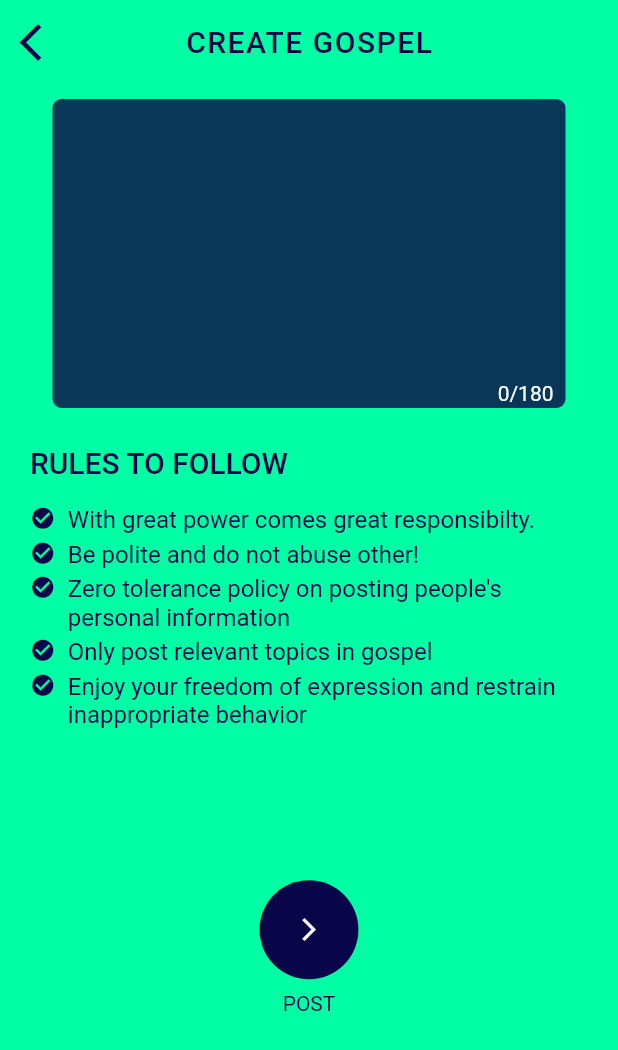
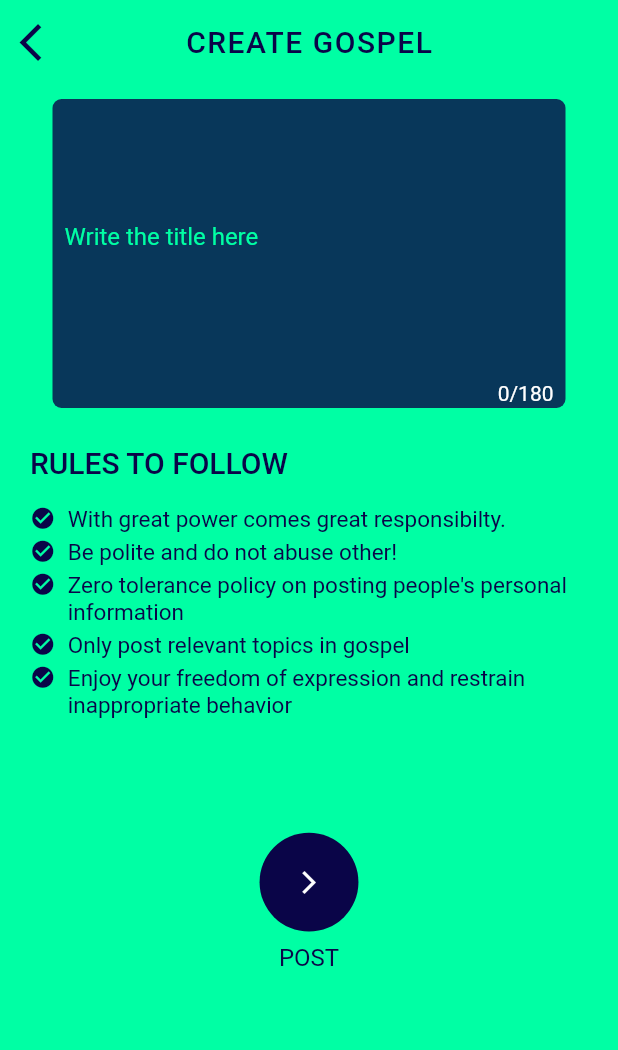
Before and after one commit to theishangoswami/gospel-app, a Flutter app: the CreateGospel screen opened directly, on a phone screen of 412 x 824 dp. Shown: the top 1050 px of the screen. Run offline on Flutter 3.47's test engine with Material 2 defaults, Android fonts, the phone set to English and light mode, and no system bars; our stand-ins replace carousel_slider, cloud_firestore, firebase_auth, firebase_storage, google_sign_in, like_button and 2 more; accounts and stored records are empty.

Commit message:
bug fixes

```diff
--- a/lib/main.dart
+++ b/lib/main.dart
@@ -14,16 +14,14 @@ Future<void> main() async {
   initScreen = prefs.getInt("initScreen");
   await prefs.setInt("initScreen", 1);
   print('initScreen $initScreen');
-  runApp(
-    MultiProvider(
+  runApp(MultiProvider(
     providers: [
       ChangeNotifierProvider<UserData>(
         create: (context) => UserData(),
       ),
     ],
     child: MyApp(),
-    )
-  );
+  ));
 }
 
 class MyApp extends StatefulWidget {
--- a/lib/screen/gospel/create_gospel.dart
+++ b/lib/screen/gospel/create_gospel.dart
@@ -7,7 +7,6 @@ import 'package:gospel/util/app_theme.dart';
 import 'package:provider/provider.dart';
 
 class CreateGospel extends StatefulWidget {
-
   @override
   _CreateGospelState createState() => _CreateGospelState();
 }
@@ -47,10 +46,7 @@ class _CreateGospelState extends State<CreateGospel> {
             centerTitle: true,
             title: Text(
               'CREATE GOSPEL',
-              style: TextStyle(
-                color: AppTheme.blue,
-                letterSpacing: 1
-              ),
+              style: TextStyle(color: AppTheme.blue, letterSpacing: 1),
             ),
             leading: IconButton(
               onPressed: () => Navigator.pop(context),
@@ -65,32 +61,29 @@ class _CreateGospelState extends State<CreateGospel> {
               crossAxisAlignment: CrossAxisAlignment.start,
               children: <Widget>[
                 Padding(
-                  padding: EdgeInsets.symmetric(horizontal: 35,vertical: 10),
+                  padding: EdgeInsets.symmetric(horizontal: 35, vertical: 10),
                   child: Container(
-                    height: height*0.25,
+                    height: height * 0.25,
                     decoration: BoxDecoration(
                         borderRadius: BorderRadius.circular(6),
-                      color: AppTheme.blue.withOpacity(0.8)
-                    ),
+                        color: AppTheme.blue.withOpacity(0.8)),
                     child: Padding(
                       padding: const EdgeInsets.symmetric(vertical: 5),
                       child: TextFormField(
                         controller: _textEditingController,
                         maxLines: 10,
                         maxLength: 180,
-                        style: TextStyle(
-                          fontSize: 16,
-                          color: Colors.white
-                        ),
+                        style: TextStyle(fontSize: 16, color: Colors.white),
                         keyboardType: TextInputType.text,
                         cursorColor: Colors.white,
                         decoration: InputDecoration(
+                          labelText: 'Write the title here',
+                          labelStyle: TextStyle(color: Color(0xff00ffa4)),
                           border: InputBorder.none,
-                          contentPadding: EdgeInsets.symmetric(horizontal: 8, vertical: 8),
-                          helperStyle: TextStyle(
-                            fontSize: 14,
-                            color: Colors.white
-                          ),
+                          contentPadding:
+                              EdgeInsets.symmetric(horizontal: 8, vertical: 8),
+                          helperStyle:
+                              TextStyle(fontSize: 14, color: Colors.white),
                         ),
                       ),
                     ),
@@ -113,75 +106,70 @@ class _CreateGospelState extends State<CreateGospel> {
                     ),
                     child: Column(
                       children: [
-                      for(int i=0;i<rules.length;i++)
+                        for (int i = 0; i < rules.length; i++)
                           Padding(
                             padding: EdgeInsets.symmetric(vertical: 2),
                             child: Row(
                               crossAxisAlignment: CrossAxisAlignment.start,
                               children: [
-                              Icon(
-                                Icons.check_circle,
-                                size: 17,
-                                color: AppTheme.blue
+                                Icon(Icons.check_circle,
+                                    size: 17, color: AppTheme.blue),
+                                SizedBox(
+                                  width: width * 0.02,
                                 ),
-                              SizedBox(width: width*0.02,),
                                 Expanded(
                                   child: Text(
                                     rules[i],
                                     style: TextStyle(
-                                    fontSize: 16,
-                                    color: AppTheme.blue
-                                  ),
+                                        fontSize: 15, color: AppTheme.blue),
                                   ),
                                 )
                               ],
                             ),
                           ),
-                      SizedBox(height: height*0.12,),
+                        SizedBox(
+                          height: height * 0.09,
+                        ),
                         GestureDetector(
                           onTap: _submit,
                           child: Container(
-                          width: height*0.08,
-                          height: height*0.08,
+                              width: height * 0.08,
+                              height: height * 0.08,
                               decoration: BoxDecoration(
-                            color: AppTheme.blue,
-                            shape: BoxShape.circle
-                          ),
+                                  color: AppTheme.blue, shape: BoxShape.circle),
                               child: _isLoading
                                   ? Padding(
                                       padding: const EdgeInsets.all(20.0),
                                       child: CircularProgressIndicator(
-                              valueColor: new AlwaysStoppedAnimation<Color>(AppTheme.green),
+                                        valueColor:
+                                            new AlwaysStoppedAnimation<Color>(
+                                                AppTheme.green),
                                       ),
                                     )
                                   : Icon(
                                       Icons.arrow_forward_ios,
                                       size: 18,
                                       color: Colors.white,
-                          )
+                                    )),
                         ),
+                        SizedBox(
+                          height: height * 0.01,
                         ),
-                      SizedBox(height: height*0.01,),
                         Text(
                           'POST',
-                        style: TextStyle(
-                          fontSize: 14,
-                          color: AppTheme.blue
-                        ),
+                          style: TextStyle(fontSize: 16, color: AppTheme.blue),
                         ),
                       ],
-                  )
-                ),
+                    )),
               ],
             ),
-          )
-        ),
+          )),
     );
   }
 
   _submit() async {
     print("Inside submit");
-    if (_textEditingController.text.length>0) {
+    if (_textEditingController.text.length > 0) {
       setState(() {
         _isLoading = true;
       });
```
Also changed, not shown: lib/screen/homepage/drawer.dart (+21 -48 lines), lib/screen/homepage/home_page.dart (+36 -30 lines), lib/screen/onboarding_screen.dart (+54 -4 lines), pubspec.lock, 1 other file. Lines whose indentation alone changed are shown as unchanged.
